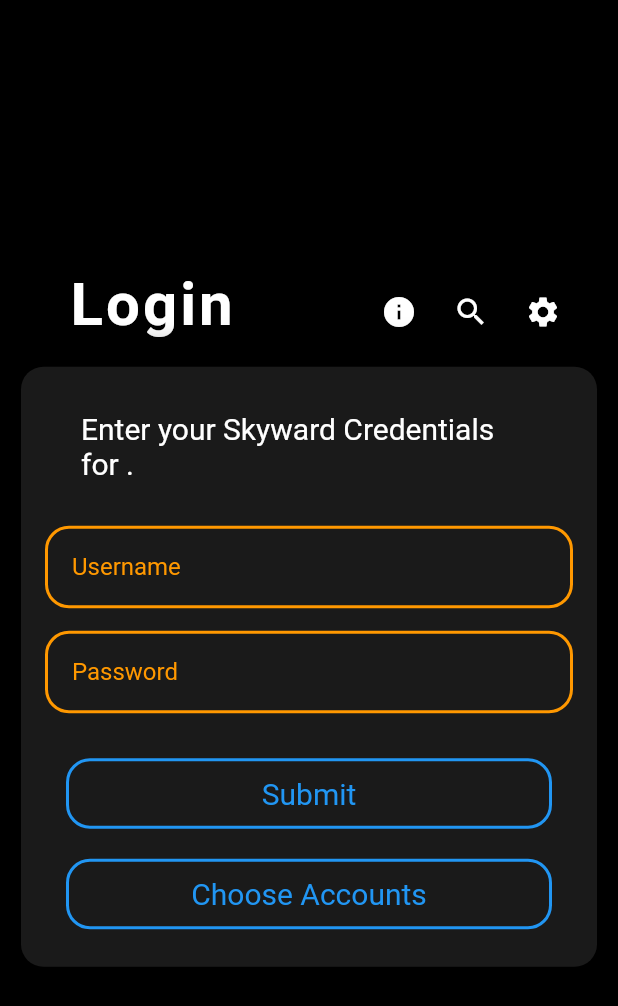
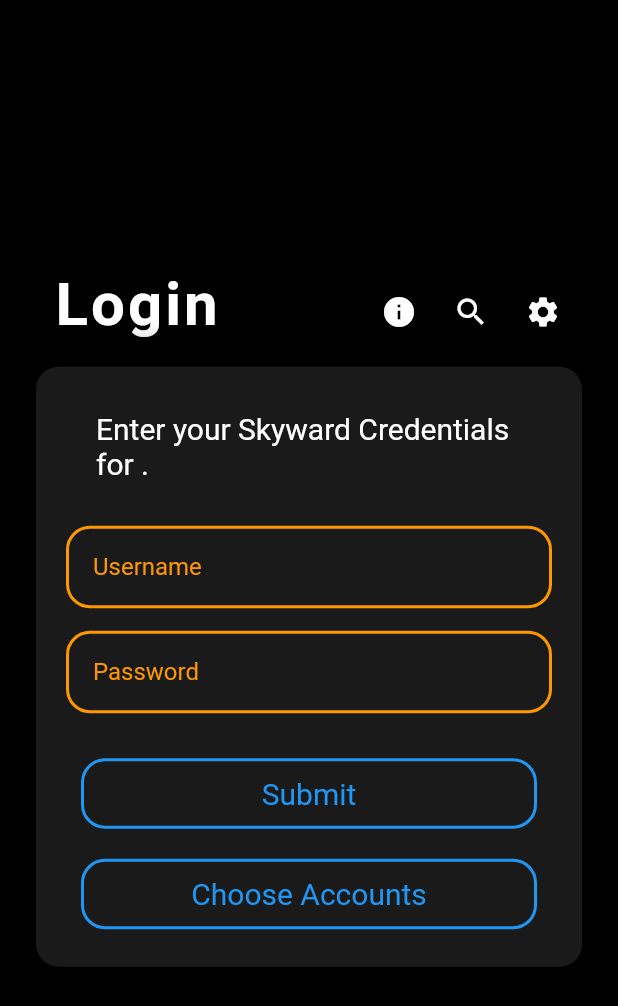
Before and after one commit to ClearHall/SkyMobile, a Flutter app: the screen it shows after launch, after a tap on the "info" icon, on a phone screen of 412 x 824 dp. Shown: the top 1006 px of the screen. Run offline on Flutter 3.47's test engine with Material 2 defaults, Android fonts, the phone set to English and light mode, and no system bars; our stand-ins replace local_auth; missing offline and left inert: skyscrapeapi.

Commit message:
Some UI Changes

```diff
--- a/lib/GPACalculator/school_year.dart
+++ b/lib/GPACalculator/school_year.dart
@@ -133,6 +133,7 @@
                   child: Container(
                     padding: EdgeInsets.only(top: 10, left: 20, right: 0),
                     child: Card(
+                      shape: RoundedRectangleBorder(borderRadius: BorderRadius.circular(15 )),
                         child: buildGradeDisplayWidget(
                             '100 Point', getFinalGPA(averages), bold: true),
                         color:
--- /dev/null
+++ b/lib/HelperUtilities/custom_overscroll_behavior.dart
@@ -0,0 +1,8 @@
+import 'package:flutter/cupertino.dart';
+
+class CustomOverscroll extends ScrollBehavior{
+  @override
+  Widget buildViewportChrome(BuildContext context, Widget child, AxisDirection axisDirection) {
+    return child;
+  }
+}
--- a/lib/HelperUtilities/global.dart
+++ b/lib/HelperUtilities/global.dart
@@ -21,6 +21,7 @@
   'Re-Authenticate With Biometrics',
   'Automatically Re-Load Last Saved Session',
   'Default to Account Chooser',
+  'Hierarchical Grades'
 ], [
   Map.fromIterables([
     'description',
@@ -58,6 +59,8 @@
   ]),
   Map.fromIterables(['description', 'option'],
       ['Show account retriever as default instead of login screen.', false]),
+  Map.fromIterables(['description', 'option'],
+      ['Displays assignment grades as a hiearchy.', true]),
 ]);
 
 List<String> termIdentifiersCountingTowardGPA = ['S1', 'S2'];
--- a/lib/Navigation/assignment_info.dart
+++ b/lib/Navigation/assignment_info.dart
@@ -29,12 +29,15 @@
     for (AssignmentInfoBox box in assignmentInfoBoxes) {
       String uiMessage = box.getUIMessage();
       body.add(Card(
+        shape: RoundedRectangleBorder(
+          borderRadius: BorderRadius.circular(20.0),
+        ),
         color: themeManager.getColor(TypeOfWidget.subBackground),
         child: Container(
           alignment: Alignment.centerLeft,
           constraints: BoxConstraints(
               maxWidth: MediaQuery.of(context).size.width / 6 * 4.4),
-          padding: EdgeInsets.only(top: 10, left: 10, right: 10, bottom: 10),
+          padding: EdgeInsets.only(top: 15, left: 15, right: 15, bottom: 15),
           child: Text(
             uiMessage,
             maxLines: 2,
--- a/lib/Settings/theme_color_manager.dart
+++ b/lib/Settings/theme_color_manager.dart
@@ -6,11 +6,12 @@
     ColorTheme(Colors.green, Colors.purple),
     ColorTheme(Colors.lightBlue, Colors.deepPurple),
     ColorTheme(Colors.yellow, Colors.blue),
-    ColorTheme(Colors.orange, Colors.blue)
+    ColorTheme(Colors.orange, Colors.blue),
+    ColorTheme(Colors.teal, Colors.brown)
   ];
   static Map<ColorTheme, String> colorNameToThemes = Map.fromIterables(
       defaultThemes,
-      ['Purpulish Green', 'Purple Shadows', 'Golden Shimmer', 'Dark Orange']);
+      ['Purpulish Green', 'Purple Shadows', 'Golden Shimmer', 'Dark Orange', 'Albon\'s Sea']);
   ColorTheme currentTheme =
       defaultThemes[3]; //ColorTheme(Colors.orange, Colors.blue);
   List<ColorTheme> userDefined = [];
@@ -19,26 +20,32 @@
     userDefined.add(ColorTheme(p, s));
   }
 
+  shouldUseAlbonsTheme(){
+    return defaultThemes.indexOf(currentTheme) == 4;
+  }
+
   Color getColor(TypeOfWidget x) {
     switch (x) {
       case TypeOfWidget.background:
         return settings['Dark Mode']['option'] ? Colors.black : Colors.white;
       case TypeOfWidget.subBackground:
-        return settings['Dark Mode']['option'] ? Colors.white10 : Colors.white;
+        return shouldUseAlbonsTheme() ? currentTheme.primary.shade900 : (settings['Dark Mode']['option'] ? Colors.white10 : Colors.white);
       case TypeOfWidget.text:
-        return currentTheme.primary;
+        return shouldUseAlbonsTheme() ? Colors.white : currentTheme.primary;
       case TypeOfWidget.button:
-        return currentTheme.secondary;
+        return shouldUseAlbonsTheme() ? currentTheme.secondary.shade200 : currentTheme.secondary;
+      case TypeOfWidget.subSubBackground:
+        return shouldUseAlbonsTheme() ? currentTheme.secondary.shade400 : (settings['Dark Mode']['option'] ? Colors.white10 : Colors.white);
       default:
         return settings['Dark Mode']['option'] ? Colors.white : Colors.black;
     }
   }
 }
 
-enum TypeOfWidget { button, text, background, subBackground }
+enum TypeOfWidget { button, text, background, subBackground, subSubBackground }
 
 class ColorTheme {
-  Color primary, secondary;
+  MaterialColor  primary, secondary;
 
   ColorTheme(this.primary, this.secondary);
 }
--- a/lib/main.dart
+++ b/lib/main.dart
@@ -6,6 +6,7 @@
 import 'package:flutter/services.dart';
 import 'package:local_auth/local_auth.dart';
 import 'package:skymobile/ExtraViewPackages/biometric_blur_view.dart';
+import 'package:skymobile/HelperUtilities/custom_overscroll_behavior.dart';
 import 'package:skymobile/HelperUtilities/manage_sky_vars.dart';
 import 'package:skymobile/Navigation/messages.dart';
 import 'package:skymobile/Settings/theme_color_manager.dart';
@@ -434,6 +435,41 @@
       _removeDebugAccounts();
     }
     ListView listView;
+    Row utilRow = Row(mainAxisSize: MainAxisSize.min, children: <Widget>[
+      IconButton(
+        icon: Icon(
+          Icons.info,
+          color: themeManager.getColor(null),
+        ),
+        onPressed: () {
+          showDialog(
+              context: context,
+              builder: (c) => HuntyDialogForMoreText(
+                  title: 'Information',
+                  description:
+                  'SkyMobile login page has a simple and intuitive design. The search button on the top indicates the district searcher. Use it to search and select different districts. The settings icon brings you to settings and the info dialog shows this dialog. Login like you would normally and press Choose Accounts to access your saved accounts.',
+                  buttonText: 'Ok!'));
+        },
+      ),
+      IconButton(
+        icon: Icon(
+          Icons.search,
+          color: themeManager.getColor(null),
+        ),
+        onPressed: () {
+          _showDialog();
+        },
+      ),
+      IconButton(
+        icon: Icon(
+          Icons.settings,
+          color: themeManager.getColor(null),
+        ),
+        onPressed: () {
+          Navigator.of(context).pushNamed('/settings');
+        },
+      ),
+    ]);
 
     if (isInAccountChooserStatus) {
       List<Widget> widget = [];
@@ -546,17 +582,20 @@
         height: 24,
       ));
       listView = ListView(shrinkWrap: true, children: <Widget>[
-        Container(
+        ListTile(
+            title: Container(
               child: Text('Accounts',
                   style: TextStyle(
                       color: themeManager.getColor(null),
-                  fontSize: 50,
+                      fontSize: 40,
                       fontWeight: FontWeight.w700,
                       letterSpacing: 2)),
               alignment: Alignment.centerLeft,
-          padding: EdgeInsets.only(left: 20, bottom: 10),
+              padding: EdgeInsets.only(left: 10, bottom: 10),
             ),
+            trailing: utilRow),
         Container(
+            padding: EdgeInsets.only(left: 10, right: 10),
             decoration: new BoxDecoration(boxShadow: [
               new BoxShadow(
                 color: Colors.black,
@@ -631,44 +670,11 @@
                       fontWeight: FontWeight.w700,
                       letterSpacing: 2)),
               alignment: Alignment.centerLeft,
-              padding: EdgeInsets.only(left: 20, bottom: 10),
+              padding: EdgeInsets.only(left: 10, bottom: 10),
             ),
-            trailing: Row(mainAxisSize: MainAxisSize.min, children: <Widget>[
-              IconButton(
-                icon: Icon(
-                  Icons.info,
-                  color: themeManager.getColor(null),
-                ),
-                onPressed: () {
-                  showDialog(
-                      context: context,
-                      builder: (c) => HuntyDialogForMoreText(
-                          title: 'Information',
-                          description:
-                              'SkyMobile login page has a simple and intuitive design. The search button on the top indicates the district searcher. Use it to search and select different districts. The settings icon brings you to settings and the info dialog shows this dialog. Login like you would normally and press Choose Accounts to access your saved accounts.',
-                          buttonText: 'Ok!'));
-                },
-              ),
-              IconButton(
-                icon: Icon(
-                  Icons.search,
-                  color: themeManager.getColor(null),
-                ),
-                onPressed: () {
-                  _showDialog();
-                },
-              ),
-              IconButton(
-                icon: Icon(
-                  Icons.settings,
-                  color: themeManager.getColor(null),
-                ),
-                onPressed: () {
-                  Navigator.of(context).pushNamed('/settings');
-                },
-              ),
-            ])),
+            trailing: utilRow),
         Container(
+          padding: EdgeInsets.only(left: 10, right: 10),
             decoration: new BoxDecoration(boxShadow: [
               new BoxShadow(
                 color: Colors.black,
@@ -696,7 +702,7 @@
                       )),
                   Container(
                       padding: EdgeInsets.only(
-                          top: 20, left: 16, right: 16, bottom: 15),
+                          top: 20, left: 20, right: 20, bottom: 15),
                       child: TextFormField(
                         textInputAction: TextInputAction.next,
                         autofocus: false,
@@ -726,7 +732,7 @@
                       )),
                   Container(
                       padding: EdgeInsets.only(
-                          top: 0, left: 16, right: 16, bottom: 10),
+                          top: 0, left: 20, right: 20, bottom: 10),
                       child: TextFormField(
                         focusNode: focus,
                         controller: _controllerPassword,
@@ -861,6 +867,6 @@
             child: Container(
                 padding: EdgeInsets.all(10),
                 alignment: Alignment.center,
-                child: listView)));
+            child: ScrollConfiguration(behavior: CustomOverscroll(), child: listView,),)));
   }
 }
```
Also changed, not shown: lib/Navigation/assignments.dart (+13 -7 lines), lib/Navigation/gradebook.dart (+22 -25 lines), lib/Settings/settings_viewer.dart (+19 -5 lines), lib/Settings/settings_widget_generator.dart (+11 -2 lines). Lines whose indentation alone changed are shown as unchanged.
